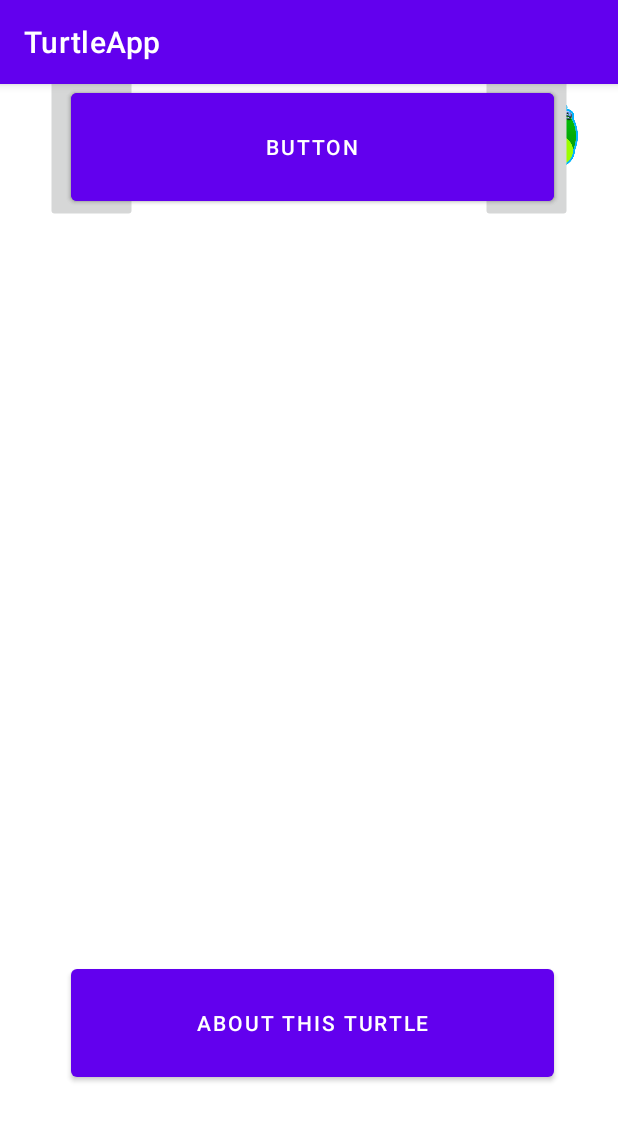
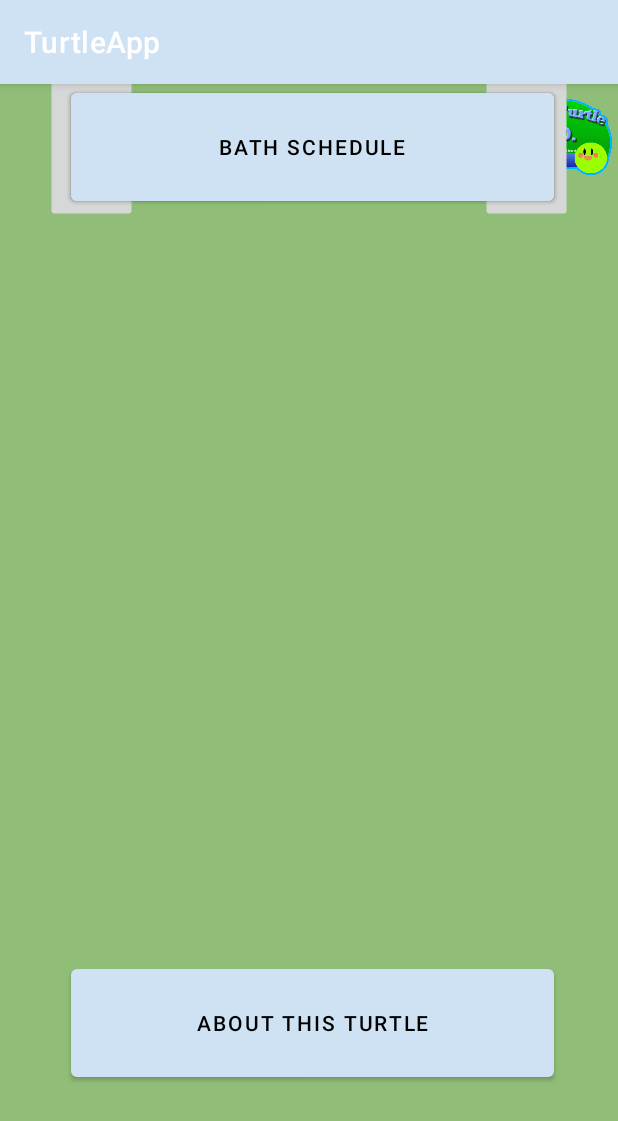
Before and after one commit to IMaillard/TurtleApp, an Android app: the ActivityAndrea screen opened directly, with no data from a screen before it, on a phone screen of 412 x 824 dp. Shown: the top 1121 px of the screen. Run offline under Robolectric (Android 15) with nearby library versions, the phone set to English and light mode, and no system bars.

Commit message:
thirteea day yeaaaa

```diff
--- a/app/src/main/res/layout/activity_yume.xml
+++ b/app/src/main/res/layout/activity_yume.xml
@@ -4,6 +4,7 @@
     xmlns:tools="http://schemas.android.com/tools"
     android:layout_width="match_parent"
     android:layout_height="match_parent"
+    android:background="#90BE78"
     tools:context=".ActivityAndrea">
 
     <Button
@@ -11,7 +12,9 @@
         android:layout_width="322dp"
         android:layout_height="84dp"
         android:layout_marginStart="4dp"
-        android:text="Button"
+        android:shadowColor="#000000"
+        android:text="Feeding Times"
+        android:textColor="@color/black"
         app:layout_constraintEnd_toEndOf="@+id/imageButton2"
         app:layout_constraintStart_toStartOf="@+id/imageButton"
         tools:layout_editor_absoluteY="277dp" />
@@ -23,6 +26,7 @@
         android:layout_marginBottom="100dp"
         android:shadowColor="@color/black"
         android:text="About This Turtle"
+        android:textColor="@color/black"
         app:layout_constraintBottom_toBottomOf="parent"
         app:layout_constraintEnd_toEndOf="@+id/button4"
         app:layout_constraintHorizontal_bias="0.0"
@@ -32,7 +36,8 @@
         android:id="@+id/button4"
         android:layout_width="322dp"
         android:layout_height="84dp"
-        android:text="Button"
+        android:text="Bath Schedule"
+        android:textColor="@color/black"
         app:layout_constraintStart_toStartOf="@+id/button2"
         tools:layout_editor_absoluteY="412dp" />
 
@@ -45,13 +50,13 @@
         app:layout_constraintStart_toStartOf="@+id/imageButton"
         app:layout_constraintTop_toTopOf="parent"
         app:layout_constraintVertical_bias="0.336"
-        tools:srcCompat="@tools:sample/avatars" />
+        tools:srcCompat="@drawable/slider" />
 
     <ImageView
         android:id="@+id/imageView2"
-        android:layout_width="118dp"
-        android:layout_height="72dp"
-        android:layout_marginTop="3dp"
+        android:layout_width="75dp"
+        android:layout_height="80dp"
+        android:layout_marginTop="4dp"
         app:layout_constraintEnd_toEndOf="parent"
         app:layout_constraintTop_toTopOf="parent"
         app:srcCompat="@drawable/logonopromo" />
--- a/app/src/main/res/values/colors.xml
+++ b/app/src/main/res/values/colors.xml
@@ -1,10 +1,10 @@
 <?xml version="1.0" encoding="utf-8"?>
 <resources>
     <color name="purple_200">#FFBB86FC</color>
-    <color name="purple_500">#FF6200EE</color>
+    <color name="light_blue">#cfe2f3</color>
     <color name="purple_700">#FF3700B3</color>
     <color name="teal_200">#FF03DAC5</color>
     <color name="teal_700">#FF018786</color>
     <color name="black">#FF000000</color>
-    <color name="white">#FFFFFFFF</color>
+    <color name="white">#FFFFFF</color>
 </resources>
--- a/app/src/main/res/values/themes.xml
+++ b/app/src/main/res/values/themes.xml
@@ -2,7 +2,7 @@
     <!-- Base application theme. -->
     <style name="Theme.TurtleApp" parent="Theme.MaterialComponents.DayNight.DarkActionBar">
         <!-- Primary brand color. -->
-        <item name="colorPrimary">@color/purple_500</item>
+        <item name="colorPrimary">@color/light_blue</item>
         <item name="colorPrimaryVariant">@color/purple_700</item>
         <item name="colorOnPrimary">@color/white</item>
         <!-- Secondary brand color. -->
```
Also changed, not shown: app/src/main/res/layout/activity_main.xml (+18 -17 lines), app/src/main/res/layout/clock_page.xml (+6 -4 lines), app/src/main/res/layout/info_page.xml (+12 -11 lines), app/src/main/res/drawable/clockmepp.png (added), app/src/main/res/drawable/logonopromo.jpg (deleted), app/src/main/res/drawable/logonopromo.png (added), app/src/main/res/drawable/slider.png (added).
